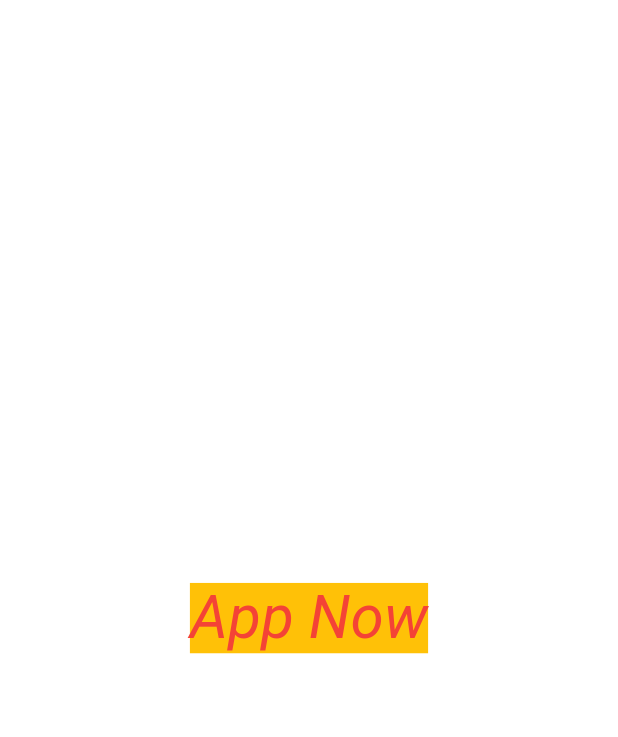
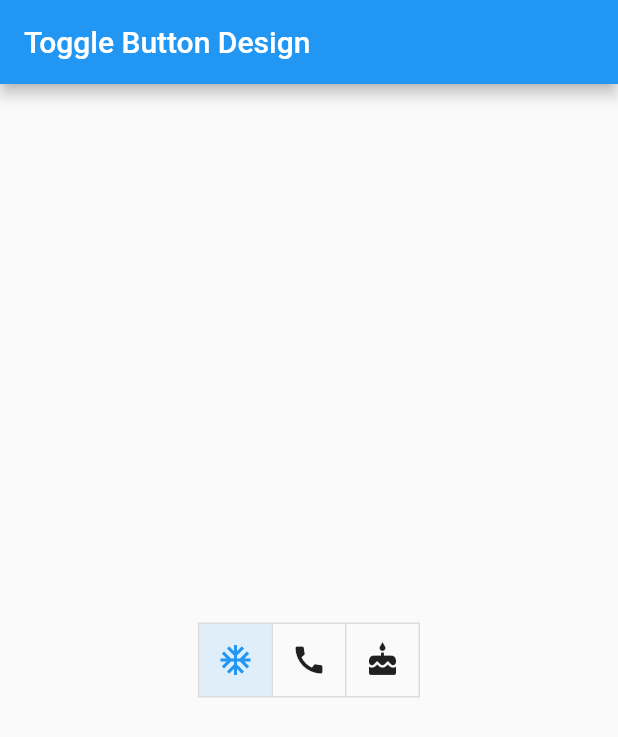
Before and after one commit to JunaidSAnsari/flutter_start, a Flutter app: the screen it shows after launch, on a phone screen of 412 x 824 dp. Shown: the top 737 px of the screen. Run offline on Flutter 3.47's test engine with Material 2 defaults, Android fonts, the phone set to English and light mode, and no system bars.

Commit message:
Toggle Button

```diff
--- a/lib/main.dart
+++ b/lib/main.dart
@@ -1,35 +1,38 @@
-import 'dart:math';
-
 import 'package:flutter/material.dart';
 
-void main() {
-  runApp(
-    Center(
-      child: Text(
-        "App Now",
-        textDirection: TextDirection.ltr,
-        style: TextStyle(
-            color: Colors.red,
-            fontSize: 40,
-            fontStyle: FontStyle.italic,
-            backgroundColor: Colors.amber),
-      ),
-    ),
-  );
+void main(){
+  runApp(MaterialApp(
+    home: toggleButton(),
+  ));
+}
+class toggleButton extends StatefulWidget {
+  const toggleButton({Key? key}) : super(key: key);
+
+  @override
+  State<toggleButton> createState() => _toggleButtonState();
 }
 
-// //MaterialApp, Material
-// void main() {
-//   runApp(MaterialApp(
-//     home: Material(
-//       child: Center(
-//         child: Text(
-//           "App Now",
-//           textDirection: TextDirection.ltr,
-//           style: TextStyle(
-//               color: Colors.red, fontSize: 40, fontStyle: FontStyle.italic),
-//         ),
-//       ),
-//     ),
-//   ));
-// }
+class _toggleButtonState extends State<toggleButton> {
+  List<bool> list = [true, false, false];
+  @override
+  Widget build(BuildContext context) {
+    return Scaffold(
+      appBar: AppBar(title: Text("Toggle Button Design"),),
+      body: Center(
+        child: ToggleButtons(
+          children: <Widget>[
+            Icon(Icons.ac_unit),
+            Icon(Icons.call),
+            Icon(Icons.cake),
+          ],
+          onPressed: (int index) {
+            setState(() {
+              list[index] = !list[index];
+            });
+          },
+          isSelected: list,
+        ),
+      ),
+    );
+  }
+}
```
